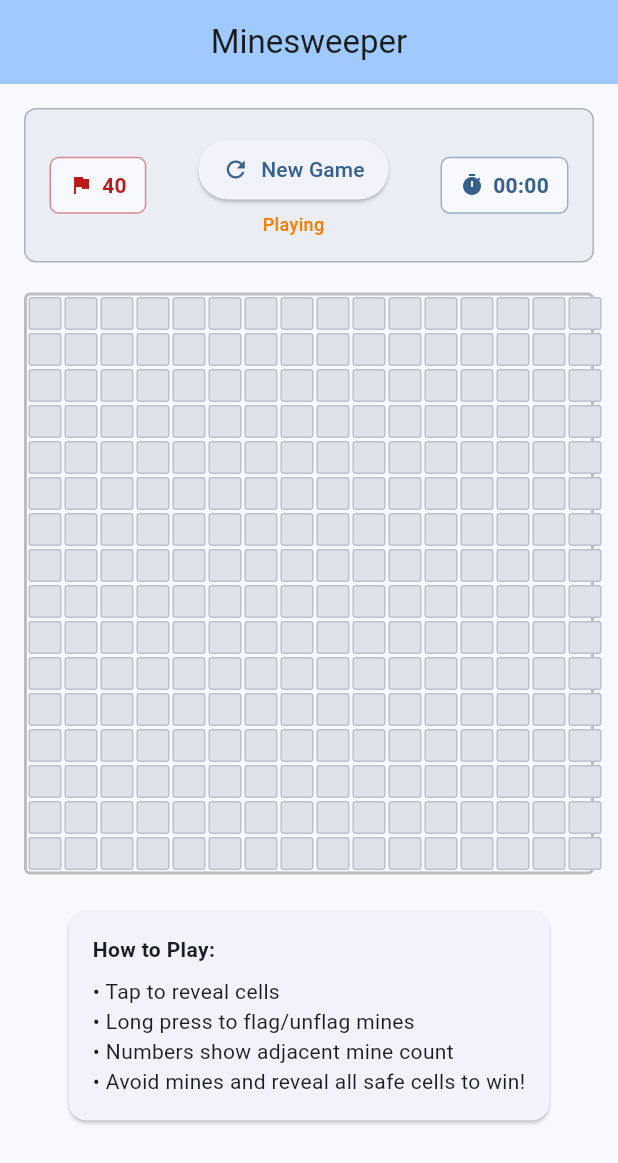
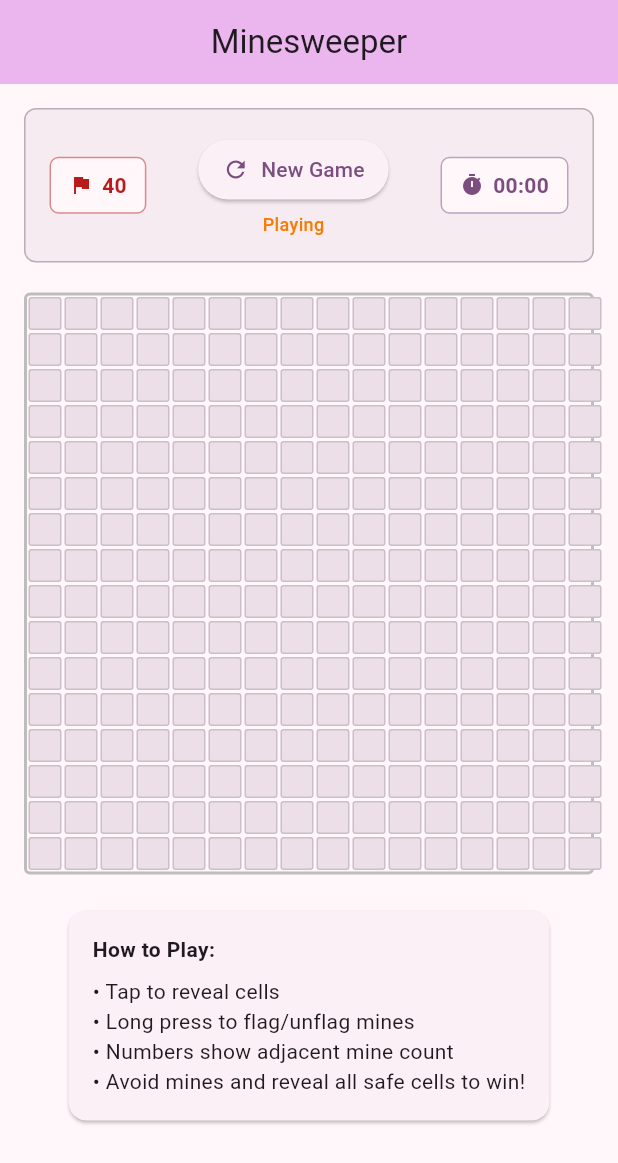
Before and after one commit to BirjuVachhani/mine_sweeper, a Flutter app: the screen it shows after launch, on a phone screen of 412 x 824 dp. Shown: the top 1163 px of the screen. Run offline on Flutter 3.47's test engine with Material 3 defaults, Android fonts, the phone set to English and light mode, and no system bars.

Commit message:
Change seed color to purple

```diff
--- a/lib/main.dart
+++ b/lib/main.dart
@@ -14,7 +14,7 @@ class MinesweeperApp extends StatelessWidget {
       title: 'Minesweeper',
       theme: ThemeData(
         colorScheme: ColorScheme.fromSeed(
-          seedColor: Colors.blue,
+          seedColor: Colors.purple,
           brightness: Brightness.light,
         ),
         useMaterial3: true,
```
